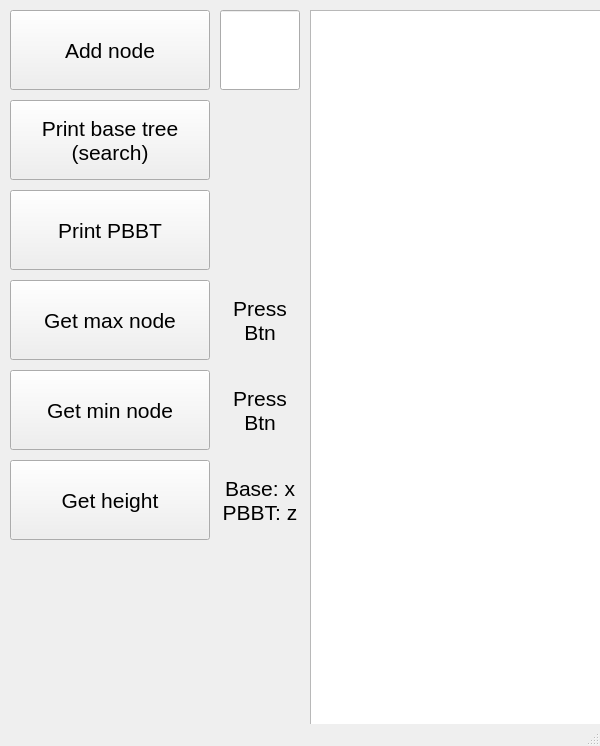
Qt form Sem_2/Labs/binary_tree/binaryTreeGenerator/binarytreegenerator.ui (Meidori/PSTU_Labs_2023) before a commit.
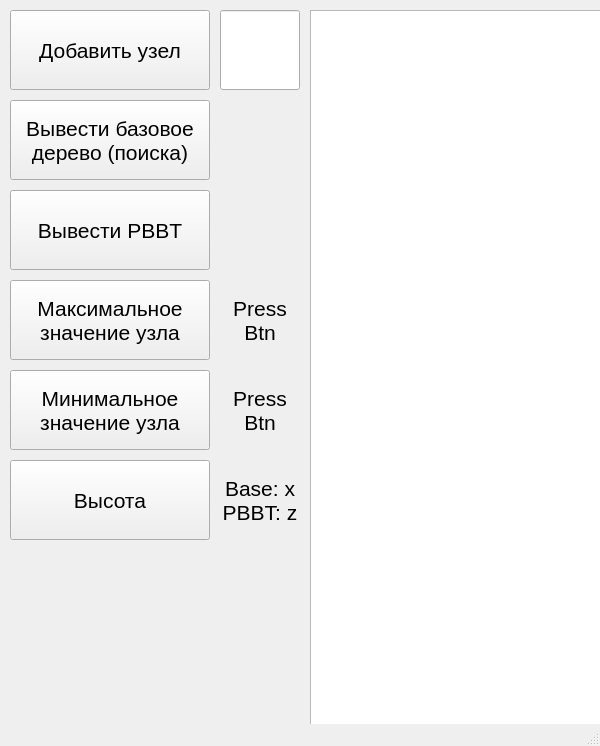
The same form after that commit.

The edit to the form file:
```diff
--- a/Sem_2/Labs/binary_tree/binaryTreeGenerator/binarytreegenerator.ui
+++ b/Sem_2/Labs/binary_tree/binaryTreeGenerator/binarytreegenerator.ui
@@ -29,7 +29,7 @@
      </font>
     </property>
     <property name="text">
-     <string>Add node</string>
+     <string>Добавить узел</string>
     </property>
    </widget>
    <widget class="QLineEdit" name="addNodeLine">
@@ -81,8 +81,8 @@
      </font>
     </property>
     <property name="text">
-     <string>Print base tree
-(search)</string>
+     <string>Вывести базовое
+дерево (поиска)</string>
     </property>
    </widget>
    <widget class="QPushButton" name="printPBBTBtn">
@@ -100,7 +100,7 @@
      </font>
     </property>
     <property name="text">
-     <string>Print PBBT</string>
+     <string>Вывести PBBT</string>
     </property>
    </widget>
    <widget class="QPushButton" name="printHeightsBtn">
@@ -118,7 +118,7 @@
      </font>
     </property>
     <property name="text">
-     <string>Get height</string>
+     <string>Высота</string>
     </property>
    </widget>
    <widget class="QPushButton" name="printMaxBtn">
@@ -136,7 +136,8 @@
      </font>
     </property>
     <property name="text">
-     <string>Get max node</string>
+     <string>Максимальное
+значение узла</string>
     </property>
    </widget>
    <widget class="QPushButton" name="printMinBtn">
@@ -154,7 +155,8 @@
      </font>
     </property>
     <property name="text">
-     <string>Get min node</string>
+     <string>Минимальное
+значение узла</string>
     </property>
    </widget>
    <widget class="QLabel" name="minValueLabel">
```
